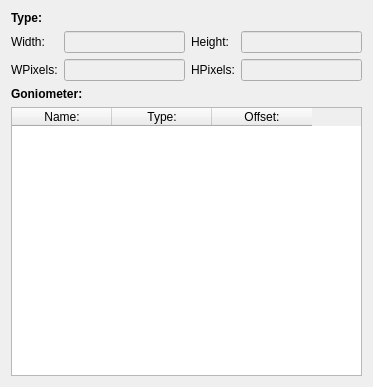
First picture: the form in apps/NSXQt/ui/Tree/DetectorPropertyWidget.ui, repository k61n/openhkl, before the edit.
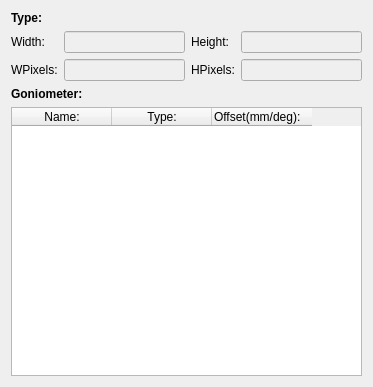
Second picture: the form after the edit.

Commit message: Possibility to offset Sample or Detector through the PropertyWidget interface. Fix bug in UnitCellProperty, not updating unitcell parameters after refinement.

Patch:
```diff
--- a/apps/NSXQt/ui/Tree/DetectorPropertyWidget.ui
+++ b/apps/NSXQt/ui/Tree/DetectorPropertyWidget.ui
@@ -102,6 +102,12 @@
    </item>
    <item row="3" column="0">
     <widget class="QTableWidget" name="tableWidget_Detector">
+     <property name="sizePolicy">
+      <sizepolicy hsizetype="Expanding" vsizetype="Expanding">
+       <horstretch>1</horstretch>
+       <verstretch>1</verstretch>
+      </sizepolicy>
+     </property>
      <column>
       <property name="text">
        <string>Name:</string>
@@ -114,7 +120,10 @@
      </column>
      <column>
       <property name="text">
-       <string>Offset:</string>
+       <string>Offset(mm/deg):</string>
+      </property>
+      <property name="textAlignment">
+       <set>AlignJustify|AlignVCenter</set>
       </property>
      </column>
     </widget>
```
The commit also changes 6 other files.
